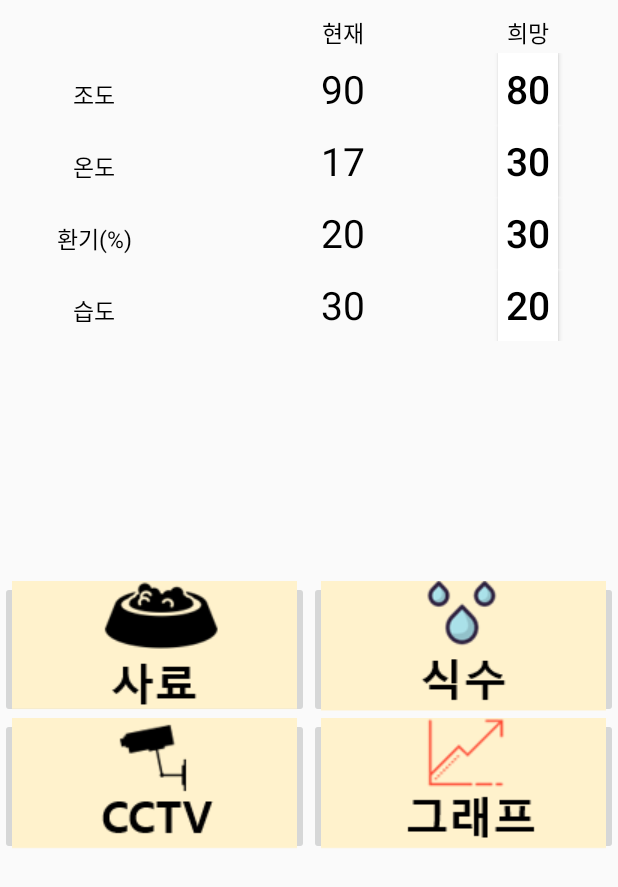
After one commit to Jake2433/CreativeDesign, an Android app: the StatusActivity screen opened directly, with no data from a screen before it, on a phone screen of 412 x 824 dp. The commit adds this screen. Shown: the top 887 px of the screen. Run offline under Robolectric (Android 15) with nearby library versions, the phone set to English and light mode, and no system bars.

Commit message:
status.xml -> Activity to create tabs dynamically

```diff
--- a/SmartFarm/app/src/main/AndroidManifest.xml
+++ b/SmartFarm/app/src/main/AndroidManifest.xml
@@ -20,7 +20,8 @@
         </activity>
         <activity android:name=".Activitys.SignUpPage" />
         <activity android:name=".Activitys.FarmsTabActivity" />
-        <activity android:name=".Activitys.AddFarmFragment"></activity>
+        <activity android:name=".Activitys.AddFarmActivity" />
+        <activity android:name=".Activitys.StatusActivity"></activity>
     </application>
 
 </manifest>
--- a/SmartFarm/app/src/main/java/com/example/kyb24/smartfarm/Activitys/AddFarmFragment.java
+++ b/SmartFarm/app/src/main/java/com/example/kyb24/smartfarm/Activitys/AddFarmActivity.java
@@ -2,16 +2,19 @@ package com.example.kyb24.smartfarm.Activitys;
 
 import android.support.v4.app.Fragment;
 import android.os.Bundle;
+import android.support.v7.app.AppCompatActivity;
 import android.view.LayoutInflater;
 import android.view.View;
 import android.view.ViewGroup;
 
 import com.example.kyb24.smartfarm.R;
 
-public class AddFarmFragment extends Fragment {
+public class AddFarmActivity extends AppCompatActivity {
 
     @Override
-    public View onCreateView(LayoutInflater inflater, ViewGroup container, Bundle savedInstanceState) {
-        return inflater.inflate(R.layout.fragment_add_fram, container, false);
+    protected void onCreate(Bundle savedInstanceState) {
+        super.onCreate(savedInstanceState);
+        setContentView(R.layout.activity_add_fram);
+
     }
 }
--- a/SmartFarm/app/src/main/java/com/example/kyb24/smartfarm/Activitys/FarmsTabActivity.java
+++ b/SmartFarm/app/src/main/java/com/example/kyb24/smartfarm/Activitys/FarmsTabActivity.java
@@ -1,6 +1,7 @@
 package com.example.kyb24.smartfarm.Activitys;
 
 import android.app.TabActivity;
+import android.content.Intent;
 import android.content.res.Resources;
 import android.os.Bundle;
 import android.support.design.widget.TabLayout;
@@ -28,15 +29,21 @@ public class FarmsTabActivity extends TabActivity {
         setContentView(R.layout.activity_view);
 
         Resources res = getResources();
-        TabHost tabHost = getTabHost();
+        final TabHost tabHost = getTabHost();
         TabHost.TabSpec spec;
 
-        spec = tabHost.newTabSpec("TAB1").setIndicator("House1").setContent(R.id.tab1);
+        spec = tabHost.newTabSpec("TAB1");
+       // spec.setContent(new MyTabContentFactory());
+        spec.setIndicator("House1").setContent(new Intent(this,StatusActivity.class));
         tabHost.addTab(spec);
-        spec = tabHost.newTabSpec("TAB2").setIndicator("House2").setContent(R.id.tab2);
+        spec = tabHost.newTabSpec("TAB2").setIndicator("House2").setContent(new Intent(this,StatusActivity.class));
+        tabHost.addTab(spec);
+        spec = tabHost.newTabSpec("NEW").setIndicator("New").setContent(new Intent(this,AddFarmActivity.class));
         tabHost.addTab(spec);
 
         tabHost.setCurrentTab(0);
+
+//
         /*
         TabHost.TabSpec tabSpecTab2 = tabHost.newTabSpec("TAB2").setIndicator("House2");
         tabSpecTab2.setContent(R.id.tab2);
--- /dev/null
+++ b/SmartFarm/app/src/main/java/com/example/kyb24/smartfarm/Activitys/StatusActivity.java
@@ -0,0 +1,15 @@
+package com.example.kyb24.smartfarm.Activitys;
+
+import android.support.v7.app.AppCompatActivity;
+import android.os.Bundle;
+
+import com.example.kyb24.smartfarm.R;
+
+public class StatusActivity extends AppCompatActivity {
+
+    @Override
+    protected void onCreate(Bundle savedInstanceState) {
+        super.onCreate(savedInstanceState);
+        setContentView(R.layout.activity_status);
+    }
+}
--- a/SmartFarm/app/src/main/java/com/example/kyb24/smartfarm/util/TabPagerAdapter.java
+++ b/SmartFarm/app/src/main/java/com/example/kyb24/smartfarm/util/TabPagerAdapter.java
@@ -5,7 +5,7 @@ import android.support.v4.app.Fragment;
 import android.support.v4.app.FragmentManager;
 import android.support.v4.app.FragmentStatePagerAdapter;
 
-import com.example.kyb24.smartfarm.Activitys.AddFarmFragment;
+import com.example.kyb24.smartfarm.Activitys.AddFarmActivity;
 import com.example.kyb24.smartfarm.Farms.ChickenFarm1;
 import com.example.kyb24.smartfarm.Farms.ChickenFarm2;
 import com.example.kyb24.smartfarm.Farms.ChickenFarm3;
@@ -35,9 +35,11 @@ public class TabPagerAdapter extends FragmentStatePagerAdapter {
             case 2:
                 ChickenFarm3 tabFragment3 = new ChickenFarm3();
                 return tabFragment3;
+            /*
             case 3 :
-                AddFarmFragment newFarm = new AddFarmFragment();
+                AddFarmActivity newFarm = new AddFarmActivity();
                 return newFarm;
+                */
             default:
                 return null;
         }
--- a/SmartFarm/app/src/main/res/layout/fragment_add_fram.xml
+++ b/SmartFarm/app/src/main/res/layout/activity_add_fram.xml
@@ -4,7 +4,7 @@
     xmlns:tools="http://schemas.android.com/tools"
     android:layout_width="match_parent"
     android:layout_height="match_parent"
-    tools:context="com.example.kyb24.smartfarm.Activitys.AddFarmFragment"
+    tools:context="com.example.kyb24.smartfarm.Activitys.AddFarmActivity"
     tools:layout_editor_absoluteY="25dp"
     tools:layout_editor_absoluteX="0dp">
 
--- /dev/null
+++ b/SmartFarm/app/src/main/res/layout/activity_status.xml
@@ -0,0 +1,197 @@
+<?xml version="1.0" encoding="utf-8"?>
+<FrameLayout xmlns:android="http://schemas.android.com/apk/res/android"
+    xmlns:app="http://schemas.android.com/apk/res-auto"
+    android:id="@+id/statusLayout"
+    android:layout_width="match_parent"
+    android:layout_height="match_parent">
+
+    <TableLayout
+        android:id="@+id/tbLayout"
+        android:layout_width="match_parent"
+        android:layout_height="match_parent"
+        android:layout_alignParentStart="true"
+        android:layout_alignParentTop="true">
+
+        <TableRow
+            android:layout_width="match_parent"
+            android:layout_height="match_parent">
+
+            <TextView
+                android:id="@+id/textView9"
+                style="@style/StatusValue"
+                android:layout_height="wrap_content"
+                android:layout_weight="1" />
+
+            <TextView
+                android:id="@+id/textView5"
+                style="@style/StatusName"
+                android:layout_height="wrap_content"
+                android:layout_weight="1"
+                android:text="현재" />
+
+            <TextView
+                android:id="@+id/textView3"
+                style="@style/StatusName"
+                android:layout_height="wrap_content"
+                android:layout_weight="1"
+                android:text="희망" />
+
+        </TableRow>
+
+        <TableRow
+            android:layout_width="match_parent"
+            android:layout_height="match_parent">
+
+            <TextView
+                android:id="@+id/textView6"
+                style="@style/StatusName"
+                android:layout_width="wrap_content"
+                android:layout_height="wrap_content"
+                android:layout_weight="1"
+                android:text="조도" />
+
+            <TextView
+                android:id="@+id/tvCurLight"
+                style="@style/StatusValue"
+                android:layout_width="wrap_content"
+                android:layout_height="wrap_content"
+                android:layout_weight="1"
+                android:text="90" />
+
+            <Button
+                android:id="@+id/button2"
+                style="@style/DesirButton"
+                android:layout_width="wrap_content"
+                android:layout_height="wrap_content"
+                android:text="80" />
+
+        </TableRow>
+
+        <TableRow
+            android:layout_width="match_parent"
+            android:layout_height="match_parent">
+
+            <TextView
+                android:id="@+id/textView2"
+                style="@style/StatusName"
+                android:layout_width="wrap_content"
+                android:layout_height="wrap_content"
+                android:layout_weight="1"
+                android:text="온도" />
+
+            <TextView
+                android:id="@+id/tvCurTemper"
+                style="@style/StatusValue"
+                android:layout_width="wrap_content"
+                android:layout_height="wrap_content"
+                android:layout_weight="1"
+                android:text="17" />
+
+            <Button
+                android:id="@+id/button4"
+                style="@style/DesirButton"
+                android:layout_width="wrap_content"
+                android:layout_height="wrap_content"
+                android:text="30" />
+
+        </TableRow>
+
+        <TableRow
+            android:layout_width="match_parent"
+            android:layout_height="match_parent">
+
+            <TextView
+                android:id="@+id/textView1"
+                style="@style/StatusName"
+                android:layout_width="wrap_content"
+                android:layout_height="wrap_content"
+                android:layout_weight="1"
+                android:text="환기(%)" />
+
+            <TextView
+                android:id="@+id/tvCurAirCondi"
+                style="@style/StatusValue"
+                android:layout_width="wrap_content"
+                android:layout_height="wrap_content"
+                android:layout_weight="1"
+                android:text="20" />
+
+            <Button
+                android:id="@+id/button7"
+                style="@style/DesirButton"
+                android:layout_width="wrap_content"
+                android:layout_height="wrap_content"
+                android:text="30" />
+
+        </TableRow>
+
+        <TableRow
+            android:layout_width="match_parent"
+            android:layout_height="match_parent">
+
+            <TextView
+                android:id="@+id/textView10"
+                style="@style/StatusName"
+                android:layout_width="wrap_content"
+                android:layout_height="wrap_content"
+                android:layout_weight="1"
+                android:text="습도" />
+
+            <TextView
+                android:id="@+id/tvCurHumid"
+                style="@style/StatusValue"
+                android:layout_width="wrap_content"
+                android:layout_height="wrap_content"
+                android:layout_weight="1"
+                android:text="30" />
+
+            <Button
+                android:id="@+id/button3"
+                style="@style/DesirButton"
+                android:layout_width="wrap_content"
+                android:layout_height="wrap_content"
+                android:text="20" />
+
+        </TableRow>
+
+        <TableRow
+            android:layout_width="wrap_content"
+            android:layout_height="wrap_content"
+            android:layout_marginTop="160dp">
+
+            <ImageButton
+                android:id="@+id/BtnFeed"
+                style="@style/BtnManipulation"
+                android:layout_width="wrap_content"
+                android:layout_height="14.5mm"
+                app:srcCompat="@drawable/feed" />
+
+            <ImageButton
+                android:id="@+id/BtnWater"
+                style="@style/BtnManipulation"
+                android:layout_width="wrap_content"
+                android:layout_height="14.5mm"
+                app:srcCompat="@drawable/water" />
+        </TableRow>
+
+        <TableRow
+            android:layout_width="wrap_content"
+            android:layout_height="wrap_content">
+
+            <ImageButton
+                android:id="@+id/BtnCCTV"
+                style="@style/BtnManipulation"
+                android:layout_width="wrap_content"
+                android:layout_height="14.5mm"
+                app:srcCompat="@drawable/cctv" />
+
+            <ImageButton
+                android:id="@+id/BtnGraph"
+                style="@style/BtnManipulation"
+                android:layout_width="wrap_content"
+                android:layout_height="14.5mm"
+                app:srcCompat="@drawable/graph" />
+        </TableRow>
+    </TableLayout>
+
+</FrameLayout>
```
